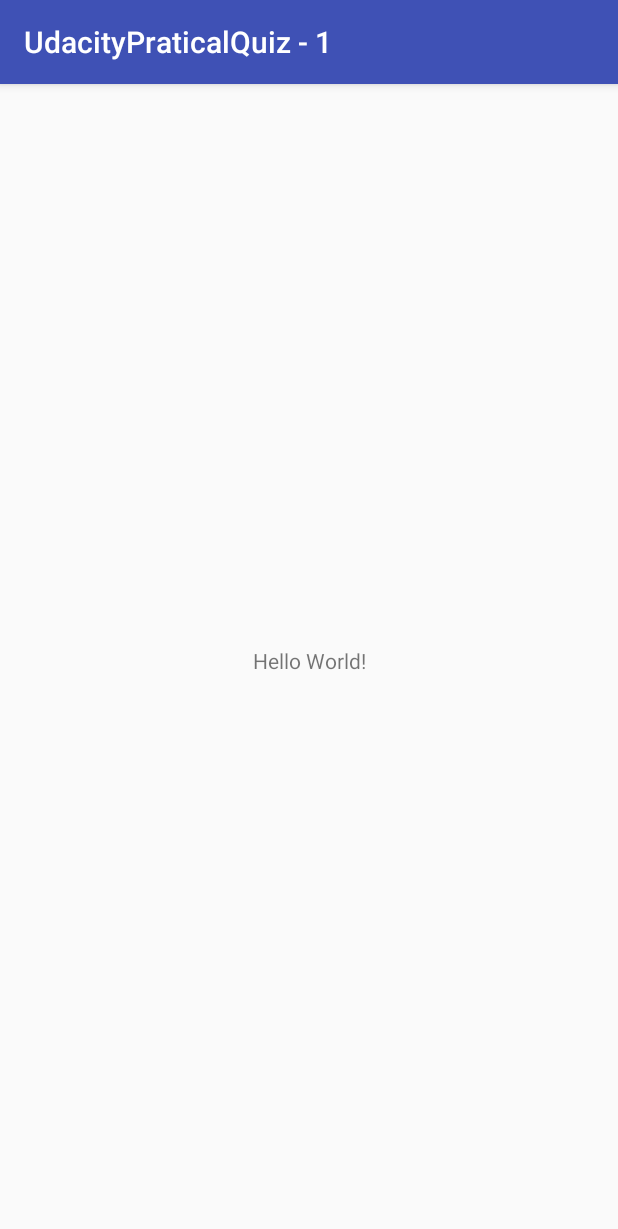
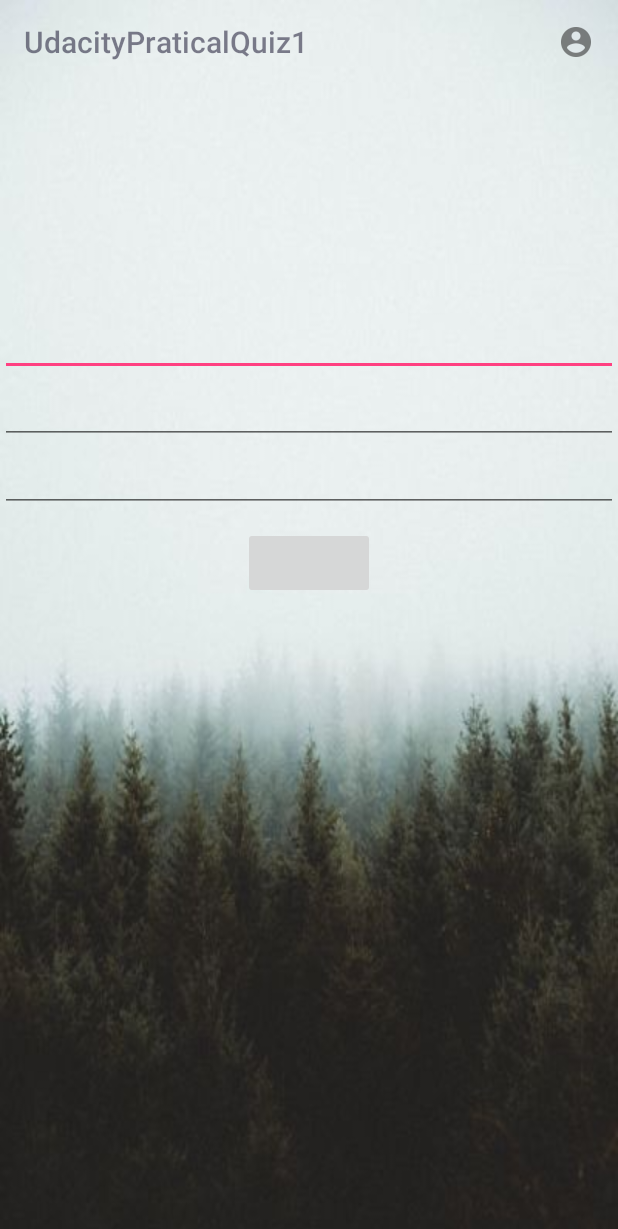
Before and after one commit to SrikarNanduri/UdacityPraticalQuiz, an Android app: the screen it shows after launch (MainActivity), on a phone screen of 412 x 824 dp. Shown: the top 1229 px of the screen. Run offline under Robolectric (Android 15) with nearby library versions, the phone set to English and light mode, and no system bars; our stand-ins replace Picasso.

Commit message:
Added images and set the main activity

```diff
--- a/UdacityPraticalQuiz-1/app/build.gradle
+++ b/UdacityPraticalQuiz-1/app/build.gradle
@@ -25,4 +25,6 @@
     testImplementation 'junit:junit:4.12'
     androidTestImplementation 'com.android.support.test:runner:1.0.1'
     androidTestImplementation 'com.android.support.test.espresso:espresso-core:3.0.1'
+    compile 'com.android.support:design:27.1.1'
+    compile 'com.squareup.picasso:picasso:2.5.2'
 }
--- a/UdacityPraticalQuiz-1/app/src/main/AndroidManifest.xml
+++ b/UdacityPraticalQuiz-1/app/src/main/AndroidManifest.xml
@@ -8,7 +8,8 @@
         android:label="@string/app_name"
         android:roundIcon="@mipmap/ic_launcher_round"
         android:supportsRtl="true"
-        android:theme="@style/AppTheme">
+        android:theme="@style/AppTheme"
+        android:hardwareAccelerated="false">
         <activity android:name=".MainActivity">
             <intent-filter>
                 <action android:name="android.intent.action.MAIN" />
--- a/UdacityPraticalQuiz-1/app/src/main/java/com/example/android/udacitypraticalquiz_1/MainActivity.java
+++ b/UdacityPraticalQuiz-1/app/src/main/java/com/example/android/udacitypraticalquiz_1/MainActivity.java
@@ -1,13 +1,53 @@
 package com.example.android.udacitypraticalquiz_1;
 
+import android.annotation.SuppressLint;
+import android.content.Context;
+import android.graphics.drawable.Drawable;
+import android.os.Build;
+import android.support.transition.Transition;
 import android.support.v7.app.AppCompatActivity;
 import android.os.Bundle;
+import android.support.v7.widget.Toolbar;
+import android.view.Menu;
+import android.view.MenuItem;
+import android.widget.EditText;
+import android.widget.RelativeLayout;
+import android.widget.Toast;
+
+import com.squareup.picasso.Picasso;
 
 public class MainActivity extends AppCompatActivity {
+    EditText user, email, descriptin ;
 
+
+    @SuppressLint("ResourceAsColor")
     @Override
     protected void onCreate(Bundle savedInstanceState) {
         super.onCreate(savedInstanceState);
         setContentView(R.layout.activity_main);
+        Toolbar toolbar = (Toolbar) findViewById(R.id.toolbar);
+        setSupportActionBar(toolbar);
+        toolbar.setTitleTextColor(R.color.colorPrimaryDark);
+
+        user = (EditText) findViewById(R.id.username);
+        email = (EditText) findViewById(R.id.email);
+        descriptin =(EditText) findViewById(R.id.description);
+
+    }
+    public boolean onCreateOptionsMenu(Menu menu) {
+        getMenuInflater().inflate(R.menu.main, menu);
+        return true;
+    }
+
+    @Override
+    public boolean onOptionsItemSelected(MenuItem item) {
+        int itemThatWasClickedId = item.getItemId();
+        if (itemThatWasClickedId == R.id.action_account) {
+            Context context = MainActivity.this;
+            String textToShow = "Search clicked";
+            Toast.makeText(context, textToShow, Toast.LENGTH_SHORT).show();
+            return true;
+        }
+        return super.onOptionsItemSelected(item);
     }
 }
--- a/UdacityPraticalQuiz-1/app/src/main/res/layout/activity_main.xml
+++ b/UdacityPraticalQuiz-1/app/src/main/res/layout/activity_main.xml
@@ -1,18 +1,29 @@
 <?xml version="1.0" encoding="utf-8"?>
-<android.support.constraint.ConstraintLayout xmlns:android="http://schemas.android.com/apk/res/android"
+<RelativeLayout
+    android:id="@+id/background"
+    xmlns:android="http://schemas.android.com/apk/res/android"
     xmlns:app="http://schemas.android.com/apk/res-auto"
     xmlns:tools="http://schemas.android.com/tools"
     android:layout_width="match_parent"
     android:layout_height="match_parent"
-    tools:context=".MainActivity">
+    tools:context=".MainActivity"
+    android:adjustViewBounds="true"
+    android:background="@drawable/image1">
 
-    <TextView
-        android:layout_width="wrap_content"
+    <android.support.v7.widget.Toolbar
+        xmlns:android="http://schemas.android.com/apk/res/android"
+        android:id="@+id/toolbar"
+        android:layout_width="match_parent"
         android:layout_height="wrap_content"
-        android:text="Hello World!"
-        app:layout_constraintBottom_toBottomOf="parent"
-        app:layout_constraintLeft_toLeftOf="parent"
-        app:layout_constraintRight_toRightOf="parent"
-        app:layout_constraintTop_toTopOf="parent" />
+        android:theme="@style/ThemeOverlay.AppCompat.Dark">
 
-</android.support.constraint.ConstraintLayout>
+    </android.support.v7.widget.Toolbar>
+
+    <include
+        android:layout_width="match_parent"
+        android:layout_height="wrap_content"
+        android:layout_marginTop="55dp"
+        layout="@layout/layout_edit" />
+
+
+</RelativeLayout>
--- /dev/null
+++ b/UdacityPraticalQuiz-1/app/src/main/res/layout/layout_edit.xml
@@ -0,0 +1,36 @@
+<?xml version="1.0" encoding="utf-8"?>
+<RelativeLayout
+    xmlns:android="http://schemas.android.com/apk/res/android" android:layout_width="match_parent"
+    android:layout_height="match_parent">
+    <RelativeLayout
+        android:layout_width="match_parent"
+        android:layout_height="wrap_content"
+        android:layout_marginTop="150dp">
+
+        <EditText
+            android:id="@+id/username"
+            android:layout_width="match_parent"
+            android:layout_height="wrap_content"
+            android:inputType="text"/>
+        <EditText
+            android:id="@+id/email"
+            android:layout_width="match_parent"
+            android:layout_height="wrap_content"
+            android:layout_below="@+id/username"
+            android:inputType="text"/>
+        <EditText
+            android:id="@+id/description"
+            android:layout_width="match_parent"
+            android:layout_height="wrap_content"
+            android:layout_below="@+id/email"
+            android:inputType="textLongMessage"/>
+
+        <Button
+            android:layout_width="wrap_content"
+            android:layout_height="wrap_content"
+            android:layout_alignParentTop="true"
+            android:layout_centerHorizontal="true"
+            android:layout_marginTop="146dp"/>
+    </RelativeLayout>
+
+</RelativeLayout>
--- /dev/null
+++ b/UdacityPraticalQuiz-1/app/src/main/res/menu/main.xml
@@ -0,0 +1,12 @@
+<?xml version="1.0" encoding="utf-8"?>
+<menu xmlns:android="http://schemas.android.com/apk/res/android"
+    xmlns:app="http://schemas.android.com/apk/res-auto">
+
+    <item
+        android:id="@+id/action_account"
+        android:orderInCategory="1"
+        android:icon="@drawable/ic_action_account"
+        android:title="@string/account"
+        app:showAsAction= "always" />
+
+</menu>
--- a/UdacityPraticalQuiz-1/app/src/main/res/values/strings.xml
+++ b/UdacityPraticalQuiz-1/app/src/main/res/values/strings.xml
@@ -1,3 +1,4 @@
 <resources>
-    <string name="app_name">UdacityPraticalQuiz - 1</string>
+    <string name="app_name">UdacityPraticalQuiz1</string>
+    <string name="account">Account</string>
 </resources>
--- a/UdacityPraticalQuiz-1/app/src/main/res/values/styles.xml
+++ b/UdacityPraticalQuiz-1/app/src/main/res/values/styles.xml
@@ -1,7 +1,7 @@
 <resources>
 
     <!-- Base application theme. -->
-    <style name="AppTheme" parent="Theme.AppCompat.Light.DarkActionBar">
+    <style name="AppTheme" parent="Theme.AppCompat.Light.NoActionBar">
         <!-- Customize your theme here. -->
         <item name="colorPrimary">@color/colorPrimary</item>
         <item name="colorPrimaryDark">@color/colorPrimaryDark</item>
```
Also changed, not shown: UdacityPraticalQuiz-1/app/src/main/res/drawable-hdpi/ic_action_account.png (added), UdacityPraticalQuiz-1/app/src/main/res/drawable-mdpi/ic_action_account.png (added), UdacityPraticalQuiz-1/app/src/main/res/drawable-xhdpi/ic_action_account.png (added), UdacityPraticalQuiz-1/app/src/main/res/drawable-xxhdpi/ic_action_account.png (added), UdacityPraticalQuiz-1/app/src/main/res/drawable/image1.jpg (added), UdacityPraticalQuiz-1/app/src/main/res/drawable/image2.jpg (added).
